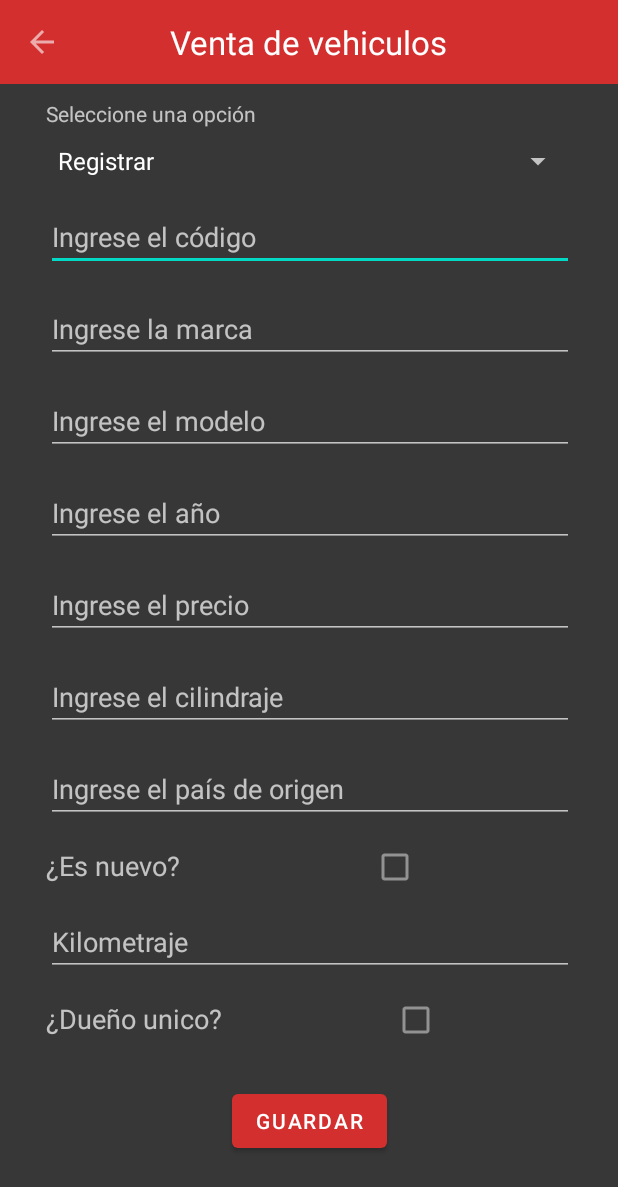
After one commit to WilsonAG/car-quote-1k, an Android app: the SellCarActivity screen opened directly, with no data from a screen before it, on a phone screen of 412 x 824 dp. The commit adds this screen. Shown: the top 1187 px of the screen. Run offline under Robolectric (Android 15) with nearby library versions, the phone set to English and light mode, and no system bars.

Commit message:
sell activity ui finished

```diff
--- a/app/src/main/AndroidManifest.xml
+++ b/app/src/main/AndroidManifest.xml
@@ -10,6 +10,9 @@
         android:roundIcon="@mipmap/ic_launcher_round"
         android:supportsRtl="true"
         android:theme="@style/Theme.CarQuote1K">
+        <activity android:name=".activities.BuyCarActivity"></activity>
+        <activity android:name=".activities.SellCarActivity" />
+        <activity android:name=".activities.DashboardActivity" />
         <activity android:name=".activities.RegisterActivity" />
         <activity android:name=".activities.LoginActivity">
             <intent-filter>
--- /dev/null
+++ b/app/src/main/java/com/will/carquote1k/activities/SellCarActivity.java
@@ -0,0 +1,81 @@
+package com.will.carquote1k.activities;
+
+import androidx.annotation.RequiresApi;
+import androidx.appcompat.app.AppCompatActivity;
+import androidx.appcompat.widget.Toolbar;
+
+import android.os.Build;
+import android.os.Bundle;
+import android.view.View;
+import android.widget.AdapterView;
+import android.widget.ArrayAdapter;
+import android.widget.Button;
+import android.widget.Spinner;
+import android.widget.Toast;
+
+import com.will.carquote1k.R;
+import com.will.carquote1k.repositories.CarRepository;
+
+import java.io.IOException;
+
+public class SellCarActivity extends AppCompatActivity implements AdapterView.OnItemSelectedListener {
+    private Button saveChanges;
+    private CarRepository cr;
+
+    @RequiresApi(api = Build.VERSION_CODES.O)
+    @Override
+    protected void onCreate(Bundle savedInstanceState) {
+        super.onCreate(savedInstanceState);
+        setContentView(R.layout.activity_sell_car);
+
+        // Toolbar settings
+        Toolbar myToolbar = findViewById(R.id.dashboard_toolbar);
+        setSupportActionBar(myToolbar);
+        if (getSupportActionBar() != null) {
+            getSupportActionBar().setDisplayShowTitleEnabled(false);
+            getSupportActionBar().setDisplayHomeAsUpEnabled(true);
+            getSupportActionBar().setDisplayShowHomeEnabled(true);
+        }
+
+        // Spinner settings
+        Spinner options = findViewById(R.id.sp_options);
+        ArrayAdapter<CharSequence> adapter = ArrayAdapter.createFromResource(this, R.array.sell_options, android.R.layout.simple_spinner_item);
+        adapter.setDropDownViewResource(android.R.layout.simple_spinner_dropdown_item);
+        options.setAdapter(adapter);
+
+        //Save button
+        this.saveChanges = findViewById(R.id.btn_save);
+        saveChanges.setOnClickListener(this::onSubmit);
+
+        String path = this.getFilesDir().toString();
+        String[] files = fileList();
+        try {
+            this.cr = new CarRepository(path, files);
+        } catch (IOException e) {
+            Toast.makeText(this, "Error al leer los datos", Toast.LENGTH_SHORT).show();
+            e.printStackTrace();
+        }
+    }
+
+
+    private void onSubmit(View v) {
+
+    }
+
+
+    @Override
+    public boolean onSupportNavigateUp() {
+        this.finish();
+        return true;
+    }
+
+    @Override
+    public void onItemSelected(AdapterView<?> parent, View view, int position, long id) {
+        System.out.println(parent.getItemAtPosition(position).toString());;
+    }
+
+    @Override
+    public void onNothingSelected(AdapterView<?> parent) {
+
+    }
+}
--- /dev/null
+++ b/app/src/main/java/com/will/carquote1k/repositories/CarRepository.java
@@ -0,0 +1,55 @@
+package com.will.carquote1k.repositories;
+
+import android.os.Build;
+
+import androidx.annotation.RequiresApi;
+
+import com.google.gson.Gson;
+import com.will.carquote1k.models.Car;
+import com.will.carquote1k.models.User;
+
+import java.io.IOException;
+import java.nio.file.Files;
+import java.nio.file.Path;
+import java.nio.file.Paths;
+import java.util.ArrayList;
+import java.util.List;
+
+public class CarRepository {
+
+    private static final String FILE = "APP_CARS.json";
+    private String fullpath;
+    private List<Car> cars;
+
+    @RequiresApi(api = Build.VERSION_CODES.O)
+    public CarRepository(String path, String[] files) throws IOException {
+        Gson gson = new Gson();
+        this.cars = new ArrayList<>();
+        this.fullpath = new StringBuilder().append(path).append("/").append(CarRepository.FILE).toString();
+
+        Path filepath = Paths.get(fullpath);
+
+        if (this.haveCars(files)) {
+            byte[] bytes = Files.readAllBytes(filepath);
+            String jsonContent = new String(bytes);
+            System.out.println(jsonContent);
+            Car[] loadedCars = gson.fromJson(jsonContent, Car[].class);
+            for (Car c : loadedCars) {
+                this.cars.add(c);
+            }
+        } else {
+            // Create file and init array
+            System.out.println("Voy a crear un archivo");
+            String json = gson.toJson(this.cars);
+            Files.write(filepath, json.getBytes());
+        }
+    }
+    private boolean haveCars(String[] files) {
+        for (String filename : files) {
+            if (filename.equals(CarRepository.FILE)) {
+                return true;
+            }
+        }
+        return false;
+    }
+}
--- a/app/src/main/java/com/will/carquote1k/repositories/UserRepository.java
+++ b/app/src/main/java/com/will/carquote1k/repositories/UserRepository.java
@@ -80,4 +80,6 @@ public class UserRepository {
         return false;
     }
 
+
+
 }
--- /dev/null
+++ b/app/src/main/res/layout/activity_sell_car.xml
@@ -0,0 +1,204 @@
+<?xml version="1.0" encoding="utf-8"?>
+<androidx.constraintlayout.widget.ConstraintLayout xmlns:android="http://schemas.android.com/apk/res/android"
+    xmlns:app="http://schemas.android.com/apk/res-auto"
+    xmlns:tools="http://schemas.android.com/tools"
+    android:layout_width="match_parent"
+    android:layout_height="match_parent"
+    tools:context=".activities.SellCarActivity">
+
+    <androidx.appcompat.widget.Toolbar
+        android:id="@+id/dashboard_toolbar"
+        android:layout_width="match_parent"
+        android:layout_height="?attr/actionBarSize"
+        android:background="?attr/colorPrimary"
+        android:minHeight="?attr/actionBarSize"
+        android:theme="?attr/actionBarTheme"
+        app:layout_constraintEnd_toEndOf="parent"
+        app:layout_constraintStart_toStartOf="parent"
+        app:layout_constraintTop_toTopOf="parent">
+
+        <TextView
+            android:id="@+id/dashboard_title"
+            android:layout_width="wrap_content"
+            android:layout_height="wrap_content"
+            android:layout_gravity="center"
+            android:background="@color/primaryColor"
+            android:padding="5sp"
+            android:text="@string/sell_title"
+            android:textAppearance="@style/TextAppearance.AppCompat.Large"
+            android:textColor="@color/white"
+            tools:layout_editor_absoluteX="173dp"
+            tools:layout_editor_absoluteY="18dp" />
+    </androidx.appcompat.widget.Toolbar>
+
+    <ScrollView
+        android:layout_width="416dp"
+        android:layout_height="0dp"
+        app:layout_constraintBottom_toBottomOf="parent"
+        app:layout_constraintEnd_toEndOf="parent"
+        app:layout_constraintStart_toStartOf="parent"
+        app:layout_constraintTop_toBottomOf="@+id/dashboard_toolbar">
+
+        <RelativeLayout
+            android:layout_width="match_parent"
+            android:layout_height="wrap_content"
+            android:layout_marginHorizontal="16dp"
+            android:paddingLeft="16dp"
+            android:paddingRight="16dp">
+
+            <TextView
+                android:id="@+id/tv_sell_options"
+                android:layout_width="wrap_content"
+                android:layout_height="wrap_content"
+                android:layout_marginVertical="10dp"
+                android:text="@string/sell_option_text" />
+
+            <Spinner
+                android:id="@+id/sp_options"
+                android:layout_width="match_parent"
+                android:layout_height="wrap_content"
+                android:layout_below="@id/tv_sell_options" />
+
+            <EditText
+                android:id="@+id/et_car_code"
+                android:layout_width="match_parent"
+                android:layout_height="wrap_content"
+                android:layout_below="@id/sp_options"
+                android:inputType="number"
+                android:layout_marginTop="16dp"
+                android:hint="@string/car_code"
+                android:importantForAutofill="no" />
+
+            <EditText
+                android:id="@+id/et_car_brand"
+                android:layout_width="match_parent"
+                android:layout_height="wrap_content"
+                android:layout_below="@id/et_car_code"
+                android:inputType="text"
+                android:layout_marginTop="16dp"
+                android:hint="@string/car_brand"
+                android:importantForAutofill="no" />
+
+            <EditText
+                android:id="@+id/et_car_model"
+                android:layout_width="match_parent"
+                android:layout_height="wrap_content"
+                android:layout_below="@id/et_car_brand"
+                android:layout_marginTop="16dp"
+                android:inputType="text"
+                android:hint="@string/car_model"
+                android:importantForAutofill="no" />
+
+            <EditText
+                android:id="@+id/et_car_year"
+                android:layout_width="match_parent"
+                android:layout_height="wrap_content"
+                android:layout_below="@id/et_car_model"
+                android:layout_marginTop="16dp"
+                android:inputType="number"
+                android:hint="@string/car_year"
+                android:importantForAutofill="no" />
+
+            <EditText
+                android:id="@+id/et_car_price"
+                android:layout_width="match_parent"
+                android:layout_height="wrap_content"
+                android:layout_below="@id/et_car_year"
+                android:layout_marginTop="16dp"
+                android:inputType="numberDecimal"
+                android:hint="@string/car_price"
+                android:importantForAutofill="no" />
+
+            <EditText
+                android:id="@+id/et_car_cylinder"
+                android:layout_width="match_parent"
+                android:layout_height="wrap_content"
+                android:layout_below="@id/et_car_price"
+                android:layout_marginTop="16dp"
+                android:hint="@string/car_cylinder"
+                android:importantForAutofill="no"
+                android:inputType="numberDecimal" />
+
+            <EditText
+                android:id="@+id/et_car_country"
+                android:layout_width="match_parent"
+                android:layout_height="wrap_content"
+                android:layout_below="@id/et_car_cylinder"
+                android:inputType="text"
+                android:layout_marginTop="16dp"
+                android:hint="@string/car_country"
+                android:importantForAutofill="no" />
+
+            <TextView
+                android:id="@+id/tv_new_car"
+                style="@style/TextAppearance.AppCompat.Medium"
+                android:layout_width="wrap_content"
+                android:layout_height="wrap_content"
+                android:layout_below="@id/et_car_country"
+                android:layout_alignParentLeft="true"
+                android:layout_marginTop="16dp"
+                android:text="@string/car_new"
+                android:layout_alignParentStart="true" />
+
+            <CheckBox
+                android:id="@+id/chk_new_car"
+                android:layout_width="wrap_content"
+                android:layout_height="wrap_content"
+                android:layout_below="@id/et_car_country"
+                android:layout_alignParentRight="true"
+                android:layout_marginLeft="24dp"
+                android:layout_marginTop="5dp"
+                android:layout_toRightOf="@id/tv_new_car"
+                android:layout_alignParentEnd="true"
+                android:layout_marginStart="24dp"
+                android:layout_toEndOf="@id/tv_new_car" />
+
+            <EditText
+                android:id="@+id/et_car_km"
+                android:layout_width="match_parent"
+                android:layout_height="wrap_content"
+                android:layout_below="@id/tv_new_car"
+                android:layout_marginTop="16dp"
+                android:inputType="number"
+                android:hint="@string/car_km"
+                android:importantForAutofill="no" />
+
+
+            <TextView
+                android:id="@+id/tv_owner"
+                style="@style/TextAppearance.AppCompat.Medium"
+                android:layout_width="wrap_content"
+                android:layout_height="wrap_content"
+                android:layout_below="@id/et_car_km"
+                android:layout_alignParentLeft="true"
+                android:layout_marginTop="16dp"
+                android:text="@string/car_owner"
+                android:layout_alignParentStart="true" />
+
+            <CheckBox
+                android:id="@+id/chk_car_owner"
+                android:layout_width="wrap_content"
+                android:layout_height="wrap_content"
+                android:layout_below="@id/et_car_km"
+                android:layout_alignParentRight="true"
+                android:layout_marginLeft="24dp"
+                android:layout_marginTop="5dp"
+                android:layout_toRightOf="@id/tv_owner"
+                android:layout_toEndOf="@id/tv_owner"
+                android:layout_alignParentEnd="true"
+                android:layout_marginStart="24dp" />
+
+            <Button
+                android:id="@+id/btn_save"
+                android:layout_width="wrap_content"
+                android:layout_height="wrap_content"
+                android:layout_below="@id/tv_owner"
+                android:layout_centerHorizontal="true"
+                android:layout_margin="32dp"
+                android:text="@string/car_button" />
+
+
+        </RelativeLayout>
+    </ScrollView>
+
+</androidx.constraintlayout.widget.ConstraintLayout>
--- a/app/src/main/res/values/strings.xml
+++ b/app/src/main/res/values/strings.xml
@@ -18,5 +18,32 @@
     <string name="error_password">la longitud de la contraseña debe ser mínimo de 8 caracteres y debe incluir por lo menos 1 número, y un carácter especial</string>
     <string name="error_confirm_password">Las constraseñas no son iguales</string>
 
+    <string name="option_sell">Vender vehiculo</string>
+    <string name="option_buy">Comprar vehiculo</string>
+
+    <string name="buy_title">Compra de vehiculos</string>
+
+    <string name="sell_title">Venta de vehiculos</string>
+    <string name="sell_option_text">Seleccione una opción</string>
+
+    <string-array name="sell_options">
+        <item>Registrar</item>
+        <item>Consultar</item>
+        <item>Actualizar</item>
+        <item>Eliminar</item>
+        <item>Cotizar</item>
+    </string-array>
+
+    <string name="car_code">Ingrese el código</string>
+    <string name="car_brand">Ingrese la marca</string>
+    <string name="car_model">Ingrese el modelo</string>
+    <string name="car_year">Ingrese el año</string>
+    <string name="car_price">Ingrese el precio</string>
+    <string name="car_cylinder">Ingrese el cilindraje</string>
+    <string name="car_country">Ingrese el país de origen</string>
+    <string name="car_new">¿Es nuevo?</string>
+    <string name="car_km">Kilometraje</string>
+    <string name="car_owner">¿Dueño unico?</string>
+    <string name="car_button">Guardar</string>
 
 </resources>
```
Also changed, not shown: app/src/main/java/com/will/carquote1k/activities/BuyCarActivity.java (added, +32 -0 lines), app/src/main/java/com/will/carquote1k/activities/DashboardActivity.java (added, +46 -0 lines), app/src/main/java/com/will/carquote1k/activities/LoginActivity.java (+46 -17 lines), app/src/main/java/com/will/carquote1k/models/Car.java (added, +70 -0 lines), app/src/main/res/layout/activity_buy_car.xml (added, +34 -0 lines), app/src/main/res/layout/activity_dashboard.xml (added, +54 -0 lines).
